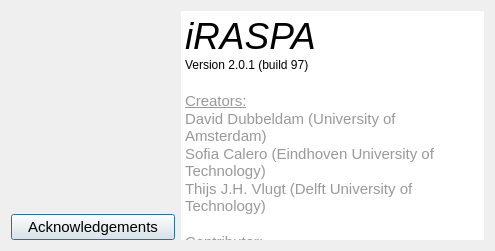
This is iraspa/iraspagui/aboutdialog.ui in iRASPA/iRASPA-QT as Qt 5 draws it before an edit. The edited form follows.
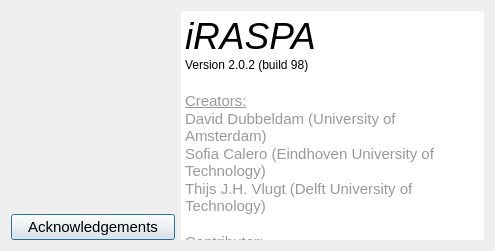
This is the edited form. Icons and pictures are not drawn.

Commit message: • Bugfix: allow zero atoms in pdb frame. • Bugfix: if empty '_atom_site_forcefield_label' write '_atom_site_type_symbol' to cif-file.

Patch:
```diff
--- a/iraspa/iraspagui/aboutdialog.ui
+++ b/iraspa/iraspagui/aboutdialog.ui
@@ -130,7 +130,7 @@
 p, li { white-space: pre-wrap; }
 &lt;/style&gt;&lt;/head&gt;&lt;body style=&quot; font-family:'.AppleSystemUIFont'; font-size:13pt; font-weight:400; font-style:normal;&quot;&gt;
 &lt;p style=&quot; margin-top:0px; margin-bottom:0px; margin-left:0px; margin-right:0px; -qt-block-indent:0; text-indent:0px;&quot;&gt;&lt;span style=&quot; font-family:'.SF NS Text'; font-size:28pt; font-style:italic;&quot;&gt;iRASPA&lt;/span&gt;&lt;/p&gt;
-&lt;p style=&quot; margin-top:0px; margin-bottom:0px; margin-left:0px; margin-right:0px; -qt-block-indent:0; text-indent:0px;&quot;&gt;&lt;span style=&quot; font-family:'.SF NS Text'; font-size:9pt;&quot;&gt;Version 2.0.1 (build 97)&lt;/span&gt;&lt;/p&gt;
+&lt;p style=&quot; margin-top:0px; margin-bottom:0px; margin-left:0px; margin-right:0px; -qt-block-indent:0; text-indent:0px;&quot;&gt;&lt;span style=&quot; font-family:'.SF NS Text'; font-size:9pt;&quot;&gt;Version 2.0.2 (build 98)&lt;/span&gt;&lt;/p&gt;
 &lt;p style=&quot;-qt-paragraph-type:empty; margin-top:0px; margin-bottom:0px; margin-left:0px; margin-right:0px; -qt-block-indent:0; text-indent:0px; font-family:'.SF NS Text';&quot;&gt;&lt;br /&gt;&lt;/p&gt;
 &lt;p style=&quot; margin-top:0px; margin-bottom:0px; margin-left:0px; margin-right:0px; -qt-block-indent:0; text-indent:0px;&quot;&gt;&lt;span style=&quot; font-family:'.SF NS Text'; font-size:11pt; text-decoration: underline; color:#999999;&quot;&gt;Creators:&lt;/span&gt;&lt;/p&gt;
 &lt;p style=&quot; margin-top:0px; margin-bottom:0px; margin-left:0px; margin-right:0px; -qt-block-indent:0; text-indent:0px;&quot;&gt;&lt;span style=&quot; font-family:'.SF NS Text'; font-size:11pt; color:#999999;&quot;&gt;David Dubbeldam (University of Amsterdam)&lt;/span&gt;&lt;/p&gt;
```
The commit also changes 2 other files.
